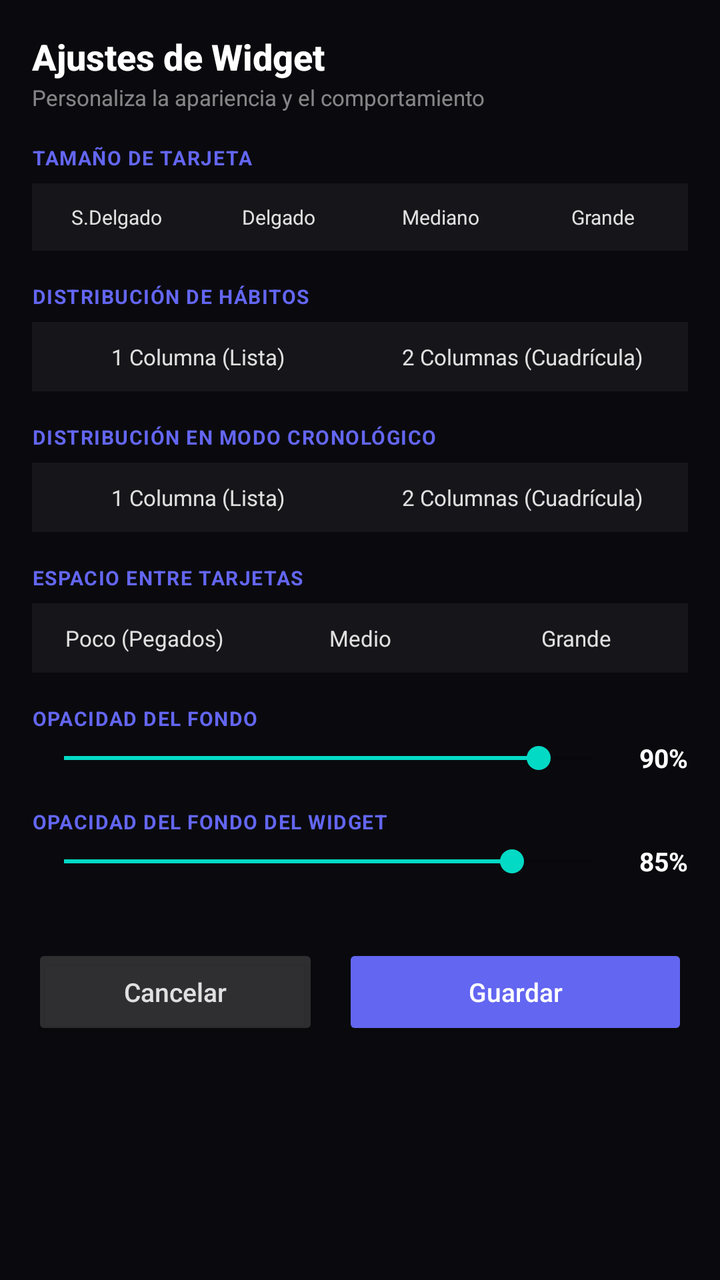
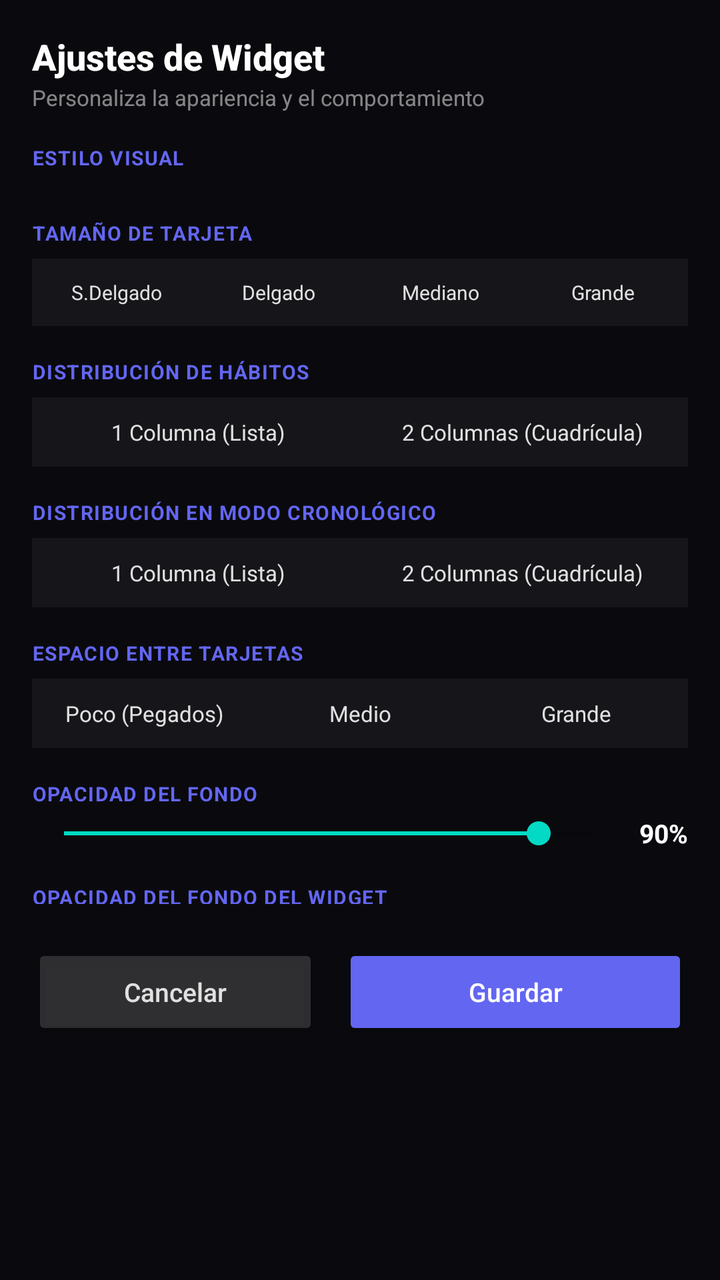

Two renders of the same Android screen: before a commit and after it. Below are the layout's source before the change and the commit's diff.
<!-- AndroidManifest.xml: application theme AppTheme -->
<!-- res/layout/widget_config_activity.xml -->
<?xml version="1.0" encoding="utf-8"?>
<LinearLayout xmlns:android="http://schemas.android.com/apk/res/android"
    android:layout_width="match_parent"
    android:layout_height="wrap_content"
    android:orientation="vertical"
    android:background="#0A0A0E"
    android:padding="16dp"
    android:elevation="8dp">

    
    <RelativeLayout
        android:layout_width="match_parent"
        android:layout_height="wrap_content"
        android:layout_marginBottom="16dp">

        <TextView
            android:id="@+id/config_title"
            android:layout_width="wrap_content"
            android:layout_height="wrap_content"
            android:text="Ajustes de Widget"
            android:textColor="#FFFFFF"
            android:textSize="18sp"
            android:textStyle="bold"
            android:fontFamily="sans-serif-medium" />

        <TextView
            android:layout_width="wrap_content"
            android:layout_height="wrap_content"
            android:layout_below="@id/config_title"
            android:text="Personaliza la apariencia y el comportamiento"
            android:textColor="#80FFFFFF"
            android:textSize="11sp"
            android:layout_marginTop="1dp" />

    </RelativeLayout>

    <ScrollView
        android:layout_width="match_parent"
        android:layout_height="380dp"
        android:scrollbars="none"
        android:layout_marginBottom="12dp">

        <LinearLayout
            android:layout_width="match_parent"
            android:layout_height="wrap_content"
            android:orientation="vertical">

            
            <LinearLayout
                android:id="@+id/config_habits_section_container_1"
                android:layout_width="match_parent"
                android:layout_height="wrap_content"
                android:orientation="vertical">

            
            <TextView
                android:layout_width="wrap_content"
                android:layout_height="wrap_content"
                android:text="TAMAÑO DE TARJETA"
                android:textColor="#6366f1"
                android:textSize="10sp"
                android:textStyle="bold"
                android:letterSpacing="0.05"
                android:layout_marginBottom="6dp" />

            <RadioGroup
                android:id="@+id/config_size_group"
                android:layout_width="match_parent"
                android:layout_height="wrap_content"
                android:orientation="horizontal"
                android:layout_marginBottom="16dp"
                android:background="#0DFFFFFF"
                android:padding="2dp">

                <RadioButton
                    android:id="@+id/config_size_super_thin"
                    android:layout_width="0dp"
                    android:layout_height="wrap_content"
                    android:layout_weight="1"
                    android:text="S.Delgado"
                    android:textColor="#E0E0E0"
                    android:textSize="10sp"
                    android:button="@null"
                    android:gravity="center"
                    android:padding="8dp" />

                <RadioButton
                    android:id="@+id/config_size_thin"
                    android:layout_width="0dp"
                    android:layout_height="wrap_content"
                    android:layout_weight="1"
                    android:text="Delgado"
                    android:textColor="#E0E0E0"
                    android:textSize="10sp"
                    android:button="@null"
                    android:gravity="center"
                    android:padding="8dp" />

                <RadioButton
                    android:id="@+id/config_size_medium"
                    android:layout_width="0dp"
                    android:layout_height="wrap_content"
                    android:layout_weight="1"
                    android:text="Mediano"
                    android:textColor="#E0E0E0"
                    android:textSize="10sp"
                    android:button="@null"
                    android:gravity="center"
                    android:padding="8dp"
                    android:checked="true" />

                <RadioButton
                    android:id="@+id/config_size_large"
                    android:layout_width="0dp"
                    android:layout_height="wrap_content"
                    android:layout_weight="1"
                    android:text="Grande"
                    android:textColor="#E0E0E0"
                    android:textSize="10sp"
                    android:button="@null"
                    android:gravity="center"
                    android:padding="8dp" />

            </RadioGroup>

            
            <TextView
                android:layout_width="wrap_content"
                android:layout_height="wrap_content"
                android:text="DISTRIBUCIÓN DE HÁBITOS"
                android:textColor="#6366f1"
                android:textSize="10sp"
                android:textStyle="bold"
                android:letterSpacing="0.05"
                android:layout_marginBottom="6dp" />

            <RadioGroup
                android:id="@+id/config_columns_group"
                android:layout_width="match_parent"
                android:layout_height="wrap_content"
                android:orientation="horizontal"
                android:layout_marginBottom="16dp"
                android:background="#0DFFFFFF"
                android:padding="2dp">

                <RadioButton
                    android:id="@+id/config_cols_1"
                    android:layout_width="0dp"
                    android:layout_height="wrap_content"
                    android:layout_weight="1"
                    android:text="1 Columna (Lista)"
                    android:textColor="#E0E0E0"
                    android:textSize="11sp"
                    android:button="@null"
                    android:gravity="center"
                    android:padding="8dp"
                    android:checked="true" />

                <RadioButton
                    android:id="@+id/config_cols_2"
                    android:layout_width="0dp"
                    android:layout_height="wrap_content"
                    android:layout_weight="1"
                    android:text="2 Columnas (Cuadrícula)"
                    android:textColor="#E0E0E0"
                    android:textSize="11sp"
                    android:button="@null"
                    android:gravity="center"
                    android:padding="8dp" />

            </RadioGroup>

            
            <TextView
                android:layout_width="wrap_content"
                android:layout_height="wrap_content"
                android:text="DISTRIBUCIÓN EN MODO CRONOLÓGICO"
                android:textColor="#6366f1"
                android:textSize="10sp"
                android:textStyle="bold"
                android:letterSpacing="0.05"
                android:layout_marginBottom="6dp" />

            <RadioGroup
                android:id="@+id/config_chrono_columns_group"
                android:layout_width="match_parent"
                android:layout_height="wrap_content"
                android:orientation="horizontal"
                android:layout_marginBottom="16dp"
                android:background="#0DFFFFFF"
                android:padding="2dp">

                <RadioButton
                    android:id="@+id/config_chrono_cols_1"
                    android:layout_width="0dp"
                    android:layout_height="wrap_content"
                    android:layout_weight="1"
                    android:text="1 Columna (Lista)"
                    android:textColor="#E0E0E0"
                    android:textSize="11sp"
                    android:button="@null"
                    android:gravity="center"
                    android:padding="8dp"
                    android:checked="true" />

                <RadioButton
                    android:id="@+id/config_chrono_cols_2"
                    android:layout_width="0dp"
                    android:layout_height="wrap_content"
                    android:layout_weight="1"
                    android:text="2 Columnas (Cuadrícula)"
                    android:textColor="#E0E0E0"
                    android:textSize="11sp"
                    android:button="@null"
                    android:gravity="center"
                    android:padding="8dp" />

            </RadioGroup>

            
            <TextView
                android:layout_width="wrap_content"
                android:layout_height="wrap_content"
                android:text="ESPACIO ENTRE TARJETAS"
                android:textColor="#6366f1"
                android:textSize="10sp"
                android:textStyle="bold"
                android:letterSpacing="0.05"
                android:layout_marginBottom="6dp" />

            <RadioGroup
                android:id="@+id/config_spacing_group"
                android:layout_width="match_parent"
                android:layout_height="wrap_content"
                android:orientation="horizontal"
                android:layout_marginBottom="16dp"
                android:background="#0DFFFFFF"
                android:padding="2dp">

                <RadioButton
                    android:id="@+id/config_spacing_poco"
                    android:layout_width="0dp"
                    android:layout_height="wrap_content"
                    android:layout_weight="1"
                    android:text="Poco (Pegados)"
                    android:textColor="#E0E0E0"
                    android:textSize="11sp"
                    android:button="@null"
                    android:gravity="center"
                    android:padding="8dp" />

                <RadioButton
                    android:id="@+id/config_spacing_medio"
                    android:layout_width="0dp"
                    android:layout_height="wrap_content"
                    android:layout_weight="1"
                    android:text="Medio"
                    android:textColor="#E0E0E0"
                    android:textSize="11sp"
                    android:button="@null"
                    android:gravity="center"
                    android:padding="8dp"
                    android:checked="true" />

                <RadioButton
                    android:id="@+id/config_spacing_grande"
                    android:layout_width="0dp"
                    android:layout_height="wrap_content"
                    android:layout_weight="1"
                    android:text="Grande"
                    android:textColor="#E0E0E0"
                    android:textSize="11sp"
                    android:button="@null"
                    android:gravity="center"
                    android:padding="8dp" />

            </RadioGroup>

            </LinearLayout>

            
            <LinearLayout
                android:id="@+id/config_card_opacity_container"
                android:layout_width="match_parent"
                android:layout_height="wrap_content"
                android:orientation="vertical">

            
            <TextView
                android:layout_width="wrap_content"
                android:layout_height="wrap_content"
                android:text="OPACIDAD DEL FONDO"
                android:textColor="#6366f1"
                android:textSize="10sp"
                android:textStyle="bold"
                android:letterSpacing="0.05"
                android:layout_marginBottom="4dp" />

            <LinearLayout
                android:layout_width="match_parent"
                android:layout_height="wrap_content"
                android:orientation="horizontal"
                android:gravity="center_vertical"
                android:layout_marginBottom="16dp">

                <SeekBar
                    android:id="@+id/config_opacity_seekbar"
                    android:layout_width="0dp"
                    android:layout_height="wrap_content"
                    android:layout_weight="1"
                    android:max="100"
                    android:progress="90" />

                <TextView
                    android:id="@+id/config_opacity_value"
                    android:layout_width="wrap_content"
                    android:layout_height="wrap_content"
                    android:text="90%"
                    android:textColor="#FFFFFF"
                    android:textSize="13sp"
                    android:textStyle="bold"
                    android:layout_marginStart="8dp" />

            </LinearLayout>

            </LinearLayout>

            
            <TextView
                android:layout_width="wrap_content"
                android:layout_height="wrap_content"
                android:text="OPACIDAD DEL FONDO DEL WIDGET"
                android:textColor="#6366f1"
                android:textSize="10sp"
                android:textStyle="bold"
                android:letterSpacing="0.05"
                android:layout_marginBottom="4dp" />

            <LinearLayout
                android:layout_width="match_parent"
                android:layout_height="wrap_content"
                android:orientation="horizontal"
                android:gravity="center_vertical"
                android:layout_marginBottom="16dp">

                <SeekBar
                    android:id="@+id/config_widget_bg_opacity_seekbar"
                    android:layout_width="0dp"
                    android:layout_height="wrap_content"
                    android:layout_weight="1"
                    android:max="100"
                    android:progress="85" />

                <TextView
                    android:id="@+id/config_widget_bg_opacity_value"
                    android:layout_width="wrap_content"
                    android:layout_height="wrap_content"
                    android:text="85%"
                    android:textColor="#FFFFFF"
                    android:textSize="13sp"
                    android:textStyle="bold"
                    android:layout_marginStart="8dp" />

            </LinearLayout>

            
            <LinearLayout
                android:id="@+id/config_habits_section_container_2"
                android:layout_width="match_parent"
                android:layout_height="wrap_content"
                android:orientation="vertical">

            
            <TextView
                android:layout_width="wrap_content"
                android:layout_height="wrap_content"
                android:text="ESTILO DE DEGRADADO (TINTE)"
                android:textColor="#6366f1"
                android:textSize="10sp"
                android:textStyle="bold"
                android:letterSpacing="0.05"
                android:layout_marginBottom="6dp" />

            <RadioGroup
                android:id="@+id/config_gradient_group"
                android:layout_width="match_parent"
                android:layout_height="wrap_content"
                android:orientation="vertical"
                android:layout_marginBottom="16dp"
                android:background="#0DFFFFFF"
                android:padding="6dp">

                <RadioButton
                    android:id="@+id/config_grad_none"
                    android:layout_width="match_parent"
                    android:layout_height="wrap_content"
                    android:text="Ninguno (Color plano con opacidad)"
                    android:textColor="#E0E0E0"
                    android:textSize="12sp"
                    android:padding="6dp" />

                <RadioButton
                    android:id="@+id/config_grad_radial"
                    android:layout_width="match_parent"
                    android:layout_height="wrap_content"
                    android:text="Resplandor Radial (Centro / Izquierda)"
                    android:textColor="#E0E0E0"
                    android:textSize="12sp"
                    android:padding="6dp"
                    android:checked="true" />

                <RadioButton
                    android:id="@+id/config_grad_vertical"
                    android:layout_width="match_parent"
                    android:layout_height="wrap_content"
                    android:text="Degradado Completo (Abajo hacia arriba)"
                    android:textColor="#E0E0E0"
                    android:textSize="12sp"
                    android:padding="6dp" />

                <RadioButton
                    android:id="@+id/config_grad_center_radial"
                    android:layout_width="match_parent"
                    android:layout_height="wrap_content"
                    android:text="Resplandor Central (Desde el medio hacia afuera)"
                    android:textColor="#E0E0E0"
                    android:textSize="12sp"
                    android:padding="6dp" />

            </RadioGroup>

            
            <TextView
                android:layout_width="wrap_content"
                android:layout_height="wrap_content"
                android:text="BORDES DE COLOR DEL HÁBITO"
                android:textColor="#6366f1"
                android:textSize="10sp"
                android:textStyle="bold"
                android:letterSpacing="0.05"
                android:layout_marginBottom="6dp" />

            <RadioGroup
                android:id="@+id/config_border_group"
                android:layout_width="match_parent"
                android:layout_height="wrap_content"
                android:orientation="vertical"
                android:layout_marginBottom="16dp"
                android:background="#0DFFFFFF"
                android:padding="6dp">

                <RadioButton
                    android:id="@+id/config_border_none"
                    android:layout_width="match_parent"
                    android:layout_height="wrap_content"
                    android:text="Ninguno"
                    android:textColor="#E0E0E0"
                    android:textSize="12sp"
                    android:padding="6dp" />

                <RadioButton
                    android:id="@+id/config_border_card"
                    android:layout_width="match_parent"
                    android:layout_height="wrap_content"
                    android:text="Borde de la tarjeta del hábito"
                    android:textColor="#E0E0E0"
                    android:textSize="12sp"
                    android:padding="6dp" />

                <RadioButton
                    android:id="@+id/config_border_circle"
                    android:layout_width="match_parent"
                    android:layout_height="wrap_content"
                    android:text="Borde del círculo del completado"
                    android:textColor="#E0E0E0"
                    android:textSize="12sp"
                    android:padding="6dp" />

                <RadioButton
                    android:id="@+id/config_border_both"
                    android:layout_width="match_parent"
                    android:layout_height="wrap_content"
                    android:text="Ambos (Borde de tarjeta y de círculo)"
                    android:textColor="#E0E0E0"
                    android:textSize="12sp"
                    android:padding="6dp"
                    android:checked="true" />

            </RadioGroup>

            
            <TextView
                android:layout_width="wrap_content"
                android:layout_height="wrap_content"
                android:text="MÉTODO PARA SUBTAREAS"
                android:textColor="#6366f1"
                android:textSize="10sp"
                android:textStyle="bold"
                android:letterSpacing="0.05"
                android:layout_marginBottom="6dp" />

            <RadioGroup
                android:id="@+id/config_checklist_group"
                android:layout_width="match_parent"
                android:layout_height="wrap_content"
                android:orientation="vertical"
                android:layout_marginBottom="16dp"
                android:background="#0DFFFFFF"
                android:padding="6dp">

                <RadioButton
                    android:id="@+id/config_checklist_direct"
                    android:layout_width="match_parent"
                    android:layout_height="wrap_content"
                    android:text="Mostrar directamente en widget"
                    android:textColor="#E0E0E0"
                    android:textSize="12sp"
                    android:padding="6dp"
                    android:checked="true" />

                <RadioButton
                    android:id="@+id/config_checklist_dialog"
                    android:layout_width="match_parent"
                    android:layout_height="wrap_content"
                    android:text="Abrir diálogo flotante interactivo"
                    android:textColor="#E0E0E0"
                    android:textSize="12sp"
                    android:padding="6dp" />

            </RadioGroup>

            
            <RelativeLayout
                android:layout_width="match_parent"
                android:layout_height="wrap_content"
                android:layout_marginBottom="16dp">

                <TextView
                    android:id="@+id/icons_title"
                    android:layout_width="wrap_content"
                    android:layout_height="wrap_content"
                    android:text="Mostrar Íconos"
                    android:textColor="#FFFFFF"
                    android:textSize="13sp"
                    android:textStyle="bold" />

                <TextView
                    android:layout_width="wrap_content"
                    android:layout_height="wrap_content"
                    android:layout_below="@id/icons_title"
                    android:text="Muestra o oculta los emojis de los hábitos"
                    android:textColor="#80FFFFFF"
                    android:textSize="11sp" />

                <Switch
                    android:id="@+id/config_icons_switch"
                    android:layout_width="wrap_content"
                    android:layout_height="wrap_content"
                    android:layout_alignParentEnd="true"
                    android:layout_centerVertical="true"
                    android:checked="true" />

            </RelativeLayout>

            
            <RelativeLayout
                android:layout_width="match_parent"
                android:layout_height="wrap_content"
                android:layout_marginBottom="16dp">

                <TextView
                    android:id="@+id/chrono_title"
                    android:layout_width="wrap_content"
                    android:layout_height="wrap_content"
                    android:text="Botón de Modo Cronológico"
                    android:textColor="#FFFFFF"
                    android:textSize="13sp"
                    android:textStyle="bold" />

                <TextView
                    android:layout_width="wrap_content"
                    android:layout_height="wrap_content"
                    android:layout_below="@id/chrono_title"
                    android:text="Muestra el botón en el widget para alternar vistas"
                    android:textColor="#80FFFFFF"
                    android:textSize="11sp" />

                <Switch
                    android:id="@+id/config_allow_chrono_switch"
                    android:layout_width="wrap_content"
                    android:layout_height="wrap_content"
                    android:layout_alignParentEnd="true"
                    android:layout_centerVertical="true"
                    android:checked="true" />

            </RelativeLayout>

            
            <RelativeLayout
                android:layout_width="match_parent"
                android:layout_height="wrap_content"
                android:layout_marginBottom="12dp">

                <TextView
                    android:id="@+id/bad_habit_title"
                    android:layout_width="wrap_content"
                    android:layout_height="wrap_content"
                    android:text="Botón de Malos Hábitos"
                    android:textColor="#FFFFFF"
                    android:textSize="13sp"
                    android:textStyle="bold" />

                <TextView
                    android:layout_width="wrap_content"
                    android:layout_height="wrap_content"
                    android:layout_below="@id/bad_habit_title"
                    android:text="Muestra el botón para alternar a Malos Hábitos"
                    android:textColor="#80FFFFFF"
                    android:textSize="11sp" />

                <Switch
                    android:id="@+id/config_allow_bad_habits_switch"
                    android:layout_width="wrap_content"
                    android:layout_height="wrap_content"
                    android:layout_alignParentEnd="true"
                    android:layout_centerVertical="true"
                    android:checked="true" />

            </RelativeLayout>

            
            <RelativeLayout
                android:layout_width="match_parent"
                android:layout_height="wrap_content"
                android:layout_marginBottom="12dp">

                <TextView
                    android:id="@+id/time_format_title"
                    android:layout_width="wrap_content"
                    android:layout_height="wrap_content"
                    android:text="Formato de Hora (12h)"
                    android:textColor="#FFFFFF"
                    android:textSize="13sp"
                    android:textStyle="bold" />

                <TextView
                    android:layout_width="wrap_content"
                    android:layout_height="wrap_content"
                    android:layout_below="@id/time_format_title"
                    android:text="Usa el formato AM/PM en vez de 24 horas"
                    android:textColor="#80FFFFFF"
                    android:textSize="11sp" />

                <Switch
                    android:id="@+id/config_time_format_switch"
                    android:layout_width="wrap_content"
                    android:layout_height="wrap_content"
                    android:layout_alignParentEnd="true"
                    android:layout_centerVertical="true"
                    android:checked="false" />

            </RelativeLayout>

            
            <RelativeLayout
                android:layout_width="match_parent"
                android:layout_height="wrap_content"
                android:layout_marginBottom="12dp">

                <TextView
                    android:id="@+id/sound_title"
                    android:layout_width="wrap_content"
                    android:layout_height="wrap_content"
                    android:text="Efectos de Sonido"
                    android:textColor="#FFFFFF"
                    android:textSize="13sp"
                    android:textStyle="bold" />

                <TextView
                    android:layout_width="wrap_content"
                    android:layout_height="wrap_content"
                    android:layout_below="@id/sound_title"
                    android:text="Sonidos al interactuar con el widget"
                    android:textColor="#80FFFFFF"
                    android:textSize="11sp" />

                <Switch
                    android:id="@+id/config_sound_switch"
                    android:layout_width="wrap_content"
                    android:layout_height="wrap_content"
                    android:layout_alignParentEnd="true"
                    android:layout_centerVertical="true"
                    android:checked="true" />

            </RelativeLayout>

            </LinearLayout>

            
            <LinearLayout
                android:id="@+id/config_tasks_section_container"
                android:layout_width="match_parent"
                android:layout_height="wrap_content"
                android:orientation="vertical">

            
            <TextView
                android:layout_width="wrap_content"
                android:layout_height="wrap_content"
                android:text="FILTRO DE TIEMPO POR DEFECTO PARA TAREAS"
                android:textColor="#6366f1"
                android:textSize="10sp"
                android:textStyle="bold"
                android:letterSpacing="0.05"
                android:layout_marginTop="16dp"
                android:layout_marginBottom="6dp" />

            <RadioGroup
                android:id="@+id/config_task_timeframe_group"
                android:layout_width="match_parent"
                android:layout_height="wrap_content"
                android:orientation="vertical"
                android:layout_marginBottom="16dp"
                android:background="#0DFFFFFF"
                android:padding="8dp">

                <RadioButton
                    android:id="@+id/config_timeframe_all"
                    android:layout_width="match_parent"
                    android:layout_height="wrap_content"
                    android:text="Todas las tareas (Sin límite)"
                    android:textColor="#E0E0E0"
                    android:textSize="11sp"
                    android:padding="6dp" />

                <RadioButton
                    android:id="@+id/config_timeframe_day"
                    android:layout_width="match_parent"
                    android:layout_height="wrap_content"
                    android:text="Diarias"
                    android:textColor="#E0E0E0"
                    android:textSize="11sp"
                    android:padding="6dp" />

                <RadioButton
                    android:id="@+id/config_timeframe_week"
                    android:layout_width="match_parent"
                    android:layout_height="wrap_content"
                    android:text="Semanales"
                    android:textColor="#E0E0E0"
                    android:textSize="11sp"
                    android:padding="6dp" />

                <RadioButton
                    android:id="@+id/config_timeframe_month"
                    android:layout_width="match_parent"
                    android:layout_height="wrap_content"
                    android:text="Mensuales"
                    android:textColor="#E0E0E0"
                    android:textSize="11sp"
                    android:padding="6dp" />

                <RadioButton
                    android:id="@+id/config_timeframe_8weeks"
                    android:layout_width="match_parent"
                    android:layout_height="wrap_content"
                    android:text="Próximas 8 semanas"
                    android:textColor="#E0E0E0"
                    android:textSize="11sp"
                    android:padding="6dp" />

                <RadioButton
                    android:id="@+id/config_timeframe_3months"
                    android:layout_width="match_parent"
                    android:layout_height="wrap_content"
                    android:text="Próximos 3 meses"
                    android:textColor="#E0E0E0"
                    android:textSize="11sp"
                    android:padding="6dp" />

                <RadioButton
                    android:id="@+id/config_timeframe_year"
                    android:layout_width="match_parent"
                    android:layout_height="wrap_content"
                    android:text="Anuales"
                    android:textColor="#E0E0E0"
                    android:textSize="11sp"
                    android:padding="6dp" />

            </RadioGroup>

            </LinearLayout>

            
            <LinearLayout
                android:id="@+id/config_project_select_container"
                android:layout_width="match_parent"
                android:layout_height="wrap_content"
                android:orientation="vertical"
                android:visibility="gone">

                <TextView
                    android:layout_width="wrap_content"
                    android:layout_height="wrap_content"
                    android:text="SELECCIONAR PROYECTO"
                    android:textColor="#6366f1"
                    android:textSize="10sp"
                    android:textStyle="bold"
                    android:letterSpacing="0.05"
                    android:layout_marginTop="16dp"
                    android:layout_marginBottom="6dp" />

                <RadioGroup
                    android:id="@+id/config_project_select_group"
                    android:layout_width="match_parent"
                    android:layout_height="wrap_content"
                    android:orientation="vertical"
                    android:layout_marginBottom="16dp"
                    android:background="#0DFFFFFF"
                    android:padding="8dp" />

            </LinearLayout>

        </LinearLayout>



    </ScrollView>

    
    <LinearLayout
        android:layout_width="match_parent"
        android:layout_height="wrap_content"
        android:orientation="horizontal"
        android:gravity="center"
        android:layout_marginTop="8dp">

        <Button
            android:id="@+id/config_cancel_btn"
            android:layout_width="0dp"
            android:layout_height="wrap_content"
            android:layout_weight="1"
            android:text="Cancelar"
            android:textColor="#E0E0E0"
            android:backgroundTint="#26FFFFFF"
            android:layout_marginEnd="6dp"
            android:textSize="13sp"
            android:textAllCaps="false" />

        <Button
            android:id="@+id/config_save_btn"
            android:layout_width="0dp"
            android:layout_height="wrap_content"
            android:layout_weight="1.2"
            android:text="Guardar"
            android:textColor="#FFFFFF"
            android:backgroundTint="#6366f1"
            android:layout_marginStart="6dp"
            android:textSize="13sp"
            android:textAllCaps="false" />

    </LinearLayout>

</LinearLayout>
<!-- resources referenced by this layout -->
<resources>
  <style name="AppTheme" parent="Theme.AppCompat.Light.DarkActionBar">
          
          <item name="colorPrimary">@color/colorPrimary</item>
          <item name="colorPrimaryDark">@color/colorPrimaryDark</item>
          <item name="colorAccent">@color/colorAccent</item>
      </style>
</resources>

<!-- the commit's change to res/layout/widget_config_activity.xml (unified diff, before → after) -->
@@ -44,6 +44,31 @@
             android:layout_width="match_parent"
             android:layout_height="wrap_content"
             android:orientation="vertical">
+
+            
+            <TextView
+                android:layout_width="wrap_content"
+                android:layout_height="wrap_content"
+                android:text="ESTILO VISUAL"
+                android:textColor="#6366f1"
+                android:textSize="10sp"
+                android:textStyle="bold"
+                android:letterSpacing="0.05"
+                android:layout_marginBottom="8dp" />
+
+            <HorizontalScrollView
+                android:layout_width="match_parent"
+                android:layout_height="wrap_content"
+                android:scrollbars="none"
+                android:layout_marginBottom="16dp">
+
+                <LinearLayout
+                    android:id="@+id/config_theme_row"
+                    android:layout_width="wrap_content"
+                    android:layout_height="wrap_content"
+                    android:orientation="horizontal" />
+
+            </HorizontalScrollView>
 
             
             <LinearLayout
